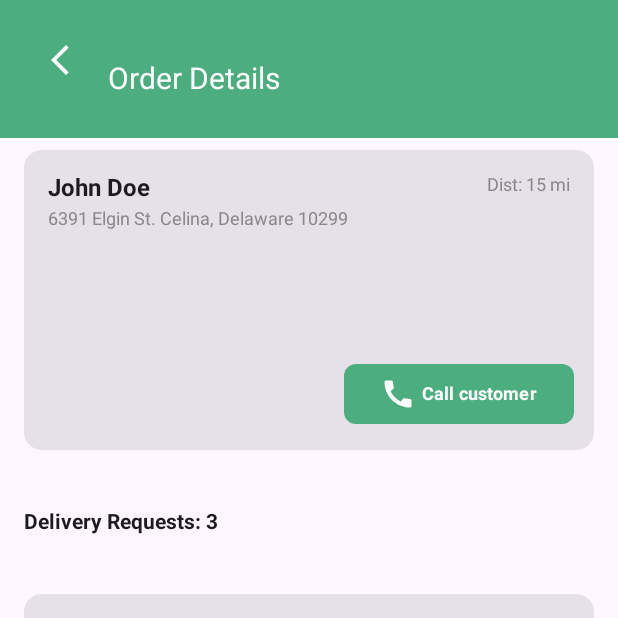
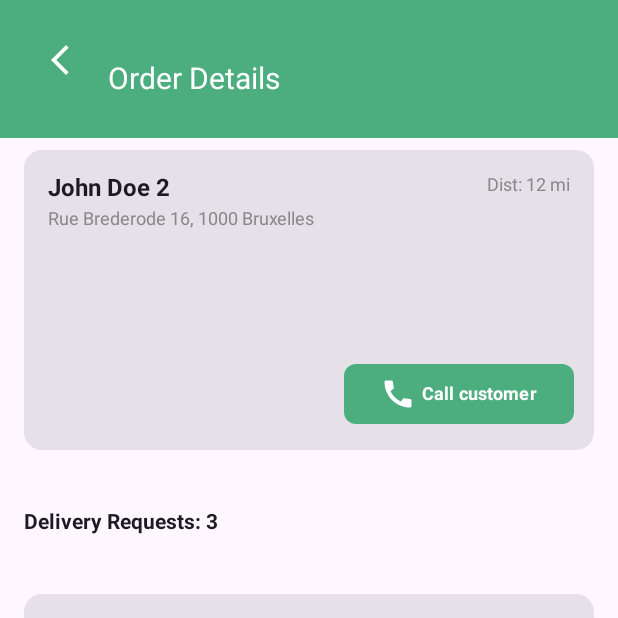
Before and after one commit to jkom4/grapes-microservices, an Android app built with Jetpack Compose: the screen it shows after launch (MainActivity), after a tap on an icon or button, on a phone screen of 412 x 824 dp, the top half of it. Run offline under Robolectric (Android 15) with nearby library versions, the phone set to English and light mode, and no system bars.

Commit message:
Implementation of the logic to retrieve the correct identifiers in the trip details

```diff
--- a/mobile-cll/app/src/main/java/com/example/mobile_cll/MainActivity.kt
+++ b/mobile-cll/app/src/main/java/com/example/mobile_cll/MainActivity.kt
@@ -1,11 +1,14 @@
 package com.example.mobile_cll
 
 import android.os.Bundle
+import android.util.Log
 import androidx.activity.ComponentActivity
 import androidx.activity.compose.setContent
+import androidx.navigation.NavType
 import androidx.navigation.compose.NavHost
 import androidx.navigation.compose.composable
 import androidx.navigation.compose.rememberNavController
+import androidx.navigation.navArgument
 import com.example.mobile_cll.view.EmailSentScreen
 import com.example.mobile_cll.view.HomeScreen
 import com.example.mobile_cll.view.ScanView
@@ -16,17 +19,38 @@ class MainActivity : ComponentActivity() {
         super.onCreate(savedInstanceState)
         setContent {
             val navController = rememberNavController()
+
             NavHost(navController = navController, startDestination = "home") {
                 composable("home") { HomeScreen(navController) }
-                composable("trip_details/{id}") { backStackEntry ->
-                    TripDetailsScreen(navController)
+
+                composable(
+                    route = "trip_details/{id}/{name}/{distance}/{address}",
+                    arguments = listOf(
+                        navArgument("id") { type = NavType.StringType },
+                        navArgument("name") { type = NavType.StringType },
+                        navArgument("distance") { type = NavType.StringType },
+                        navArgument("address") { type = NavType.StringType }
+                    )
+                ) { backStackEntry ->
+                    val tripId = backStackEntry.arguments?.getString("id") ?: ""
+                    val tripName = backStackEntry.arguments?.getString("name") ?: ""
+                    val tripDistance = backStackEntry.arguments?.getString("distance") ?: ""
+                    val tripAddress = backStackEntry.arguments?.getString("address") ?: ""
+
+                    Log.d("NavHost", "TripDetails args -> id: $tripId, name: $tripName, distance: $tripDistance, address: $tripAddress")
+
+                    TripDetailsScreen(
+                        navController = navController,
+                        tripId = tripId,
+                        tripName = tripName,
+                        tripDistance = tripDistance,
+                        tripAddress = tripAddress
+                    )
                 }
-                composable("scan") { backStackEntry ->
-                    ScanView(navController)
-                }
+
+                composable("scan") { ScanView(navController) }
                 composable("emailsent") { EmailSentScreen(navController) }
             }
-
         }
     }
 }
--- a/mobile-cll/app/src/main/java/com/example/mobile_cll/view/HomeScreen.kt
+++ b/mobile-cll/app/src/main/java/com/example/mobile_cll/view/HomeScreen.kt
@@ -23,7 +23,7 @@ fun HomeScreen(navController: NavController) {
             id = "$index",
             name = "John Doe $index",
             distance = "${10 + index} mi",
-            address = "6391 Elgin St. Celina, Delaware 10299",
+            address = "Rue Brederode 16, 1000 Bruxelles",
         )
     }
 
--- a/mobile-cll/app/src/main/java/com/example/mobile_cll/view/ScanView.kt
+++ b/mobile-cll/app/src/main/java/com/example/mobile_cll/view/ScanView.kt
@@ -47,7 +47,7 @@ fun ScanView(navController: NavController?) {
                     onClick = {
                         if (scanCode.isNotEmpty()) {
                             submitScanCode(scanCode)
-                            navController?.navigate("trip_details/{id}")
+                            navController?.popBackStack()
                             keyboardController?.hide()
                         } else {
                             isError = true
--- a/mobile-cll/app/src/main/java/com/example/mobile_cll/view/TripDetailsScreen.kt
+++ b/mobile-cll/app/src/main/java/com/example/mobile_cll/view/TripDetailsScreen.kt
@@ -1,5 +1,6 @@
 package com.example.mobile_cll.view
 
+import android.util.Log
 import androidx.compose.foundation.layout.*
 import androidx.compose.foundation.lazy.LazyColumn
 import androidx.compose.foundation.shape.RoundedCornerShape
@@ -13,21 +14,29 @@ import androidx.compose.ui.unit.dp
 import androidx.compose.ui.unit.sp
 import androidx.lifecycle.viewmodel.compose.viewModel
 import androidx.navigation.NavController
+import com.example.mobile_cll.model.Trip
 import com.example.mobile_cll.viewmodel.TripDetailsViewModel
 import com.example.mobile_cll.view.components.*
 
 @Composable
-fun TripDetailsScreen(navController: NavController?, viewModel: TripDetailsViewModel = viewModel()) {
-    // Récupérer l'ID du voyage passé dans la navigation
-    val tripId = navController?.currentBackStackEntry?.arguments?.getString("id") ?: ""
+fun TripDetailsScreen(
+    navController: NavController?,
+    tripId: String,
+    tripName: String,
+    tripDistance: String,
+    tripAddress: String,
+    viewModel: TripDetailsViewModel = viewModel()
+) {
+    Log.d("TripDetailsScreen", "Received trip -> id: $tripId, name: $tripName, distance: $tripDistance, address: $tripAddress")
 
-    // Mettre à jour l'ID du voyage dans le ViewModel
-    viewModel.updateTripId(tripId)
+    // Mettre à jour le voyage dans le ViewModel
+    viewModel.updateTrip(Trip(id = tripId, name = tripName, distance = tripDistance, address = tripAddress))
 
-    // Récupérer les données du voyage et des commandes à partir du ViewModel
+    // Obtenez l'état de chargement et les données du voyage et des commandes
     val trip = viewModel.trip
     val orders = viewModel.orders ?: emptyList()
     val deliveryRequestCount = viewModel.deliveryRequestCount
+    val isLoading = viewModel.isLoading
 
     Scaffold(
         topBar = { TopSectionDetails(navController) },
@@ -39,7 +48,7 @@ fun TripDetailsScreen(navController: NavController?, viewModel: TripDetailsViewM
                     .fillMaxSize()
             ) {
                 // Si le ViewModel est en train de charger les données, afficher un indicateur de chargement
-                if (viewModel.isLoading) {
+                if (isLoading) {
                     CircularProgressIndicator(modifier = Modifier.align(Alignment.CenterHorizontally))
                 } else {
                     // Si les données du voyage sont disponibles, affichez-les
@@ -66,7 +75,7 @@ fun TripDetailsScreen(navController: NavController?, viewModel: TripDetailsViewM
                         Spacer(modifier = Modifier.height(16.dp))
                     }
 
-                   LazyColumn(
+                    LazyColumn(
                         modifier = Modifier
                             .fillMaxSize()
                             .padding(horizontal = 8.dp)
@@ -80,7 +89,7 @@ fun TripDetailsScreen(navController: NavController?, viewModel: TripDetailsViewM
                         item {
                             Spacer(modifier = Modifier.height(8.dp))
                             Button(
-                                onClick = { navController?.navigate("emailsent")},
+                                onClick = { navController?.navigate("emailsent") },
                                 modifier = Modifier
                                     .fillMaxWidth()
                                     .padding(8.dp),
--- a/mobile-cll/app/src/main/java/com/example/mobile_cll/view/components/TripCard.kt
+++ b/mobile-cll/app/src/main/java/com/example/mobile_cll/view/components/TripCard.kt
@@ -1,5 +1,6 @@
 package com.example.mobile_cll.view.components
 
+import android.net.Uri
 import androidx.compose.foundation.background
 import androidx.compose.foundation.clickable
 import androidx.compose.foundation.layout.*
@@ -26,7 +27,14 @@ fun TripCard(trip: Trip, orders: List<Order>, navController: NavController) {
         modifier = Modifier
             .fillMaxWidth()
             .padding(horizontal = 16.dp, vertical = 8.dp)
-            .clickable { navController.navigate("trip_details/${trip.id}") }
+            .clickable {
+
+                val encodedName = Uri.encode(trip.name)
+                val encodedDistance = Uri.encode(trip.distance)
+                val encodedAddress = Uri.encode(trip.address)
+
+                navController.navigate("trip_details/${trip.id}/$encodedName/$encodedDistance/$encodedAddress")
+            }
     ) {
         Column(modifier = Modifier.padding(16.dp)) {
             Row(horizontalArrangement = Arrangement.SpaceBetween, modifier = Modifier.fillMaxWidth()) {
--- a/mobile-cll/app/src/main/java/com/example/mobile_cll/viewmodel/TripDetailViewModel.kt
+++ b/mobile-cll/app/src/main/java/com/example/mobile_cll/viewmodel/TripDetailViewModel.kt
@@ -1,45 +1,52 @@
 package com.example.mobile_cll.viewmodel
 
+import android.util.Log
 import androidx.lifecycle.ViewModel
 import androidx.lifecycle.viewModelScope
 import kotlinx.coroutines.delay
 import kotlinx.coroutines.launch
 import androidx.compose.runtime.*
-import com.example.mobile_cll.model.*
+import com.example.mobile_cll.model.* // Assure-toi que tes classes Trip et Order sont bien importées
 
 class TripDetailsViewModel : ViewModel() {
+
     var tripId by mutableStateOf("")
         private set
     var trip by mutableStateOf<Trip?>(null)
         private set
     var isLoading by mutableStateOf(true)
         private set
-
     var orders by mutableStateOf<List<Order>>(emptyList())
         private set
 
     fun updateTripId(id: String) {
+        Log.d("TripDetailsViewModel", "updateTripId called with id: $id")
         tripId = id
         loadTripDetails()
     }
 
     private fun loadTripDetails() {
+        Log.d("TripDetailsViewModel", "Loading trip details for tripId: $tripId")
         viewModelScope.launch {
             isLoading = true
+
             delay(500)
 
             trip = Trip(
                 id = tripId,
                 name = "John Doe",
                 distance = "15 mi",
-                address = "6391 Elgin St. Celina, Delaware 10299",
+                address = "6391 Elgin St. Celina, Delaware 10299"
             )
 
             orders = listOf(
                 Order("1", "Product A", tripId = tripId, quantity = 2),
                 Order("2", "Product B", tripId = tripId, quantity = 3),
-                Order("3", "Product C", tripId = tripId, quantity =  5)
+                Order("3", "Product C", tripId = tripId, quantity = 5)
             )
+
+            Log.d("TripDetailsViewModel", "Trip loaded: $trip, Orders: $orders")
+
             isLoading = false
         }
     }
@@ -49,4 +56,26 @@ class TripDetailsViewModel : ViewModel() {
 
     fun onScanClick(orderId: String) {
     }
+
+    fun updateTrip(trip: Trip) {
+        if (this@TripDetailsViewModel.trip != trip) {
+            Log.d("TripDetailsViewModel", "updateTrip called with trip: $trip")
+            viewModelScope.launch {
+                isLoading = true // Le chargement commence
+                delay(500) // Simuler un délai de mise à jour
+
+                // Mettre à jour le voyage
+                this@TripDetailsViewModel.trip = trip
+                orders = listOf(
+                    Order("1", "Product A", tripId = trip.id, quantity = 2),
+                    Order("2", "Product B", tripId = trip.id, quantity = 3),
+                    Order("3", "Product C", tripId = trip.id, quantity = 5)
+                )
+
+                Log.d("TripDetailsViewModel", "Trip updated: $trip, Orders: $orders")
+
+                isLoading = false // Le chargement est terminé
+            }
+        }
+    }
 }
```
